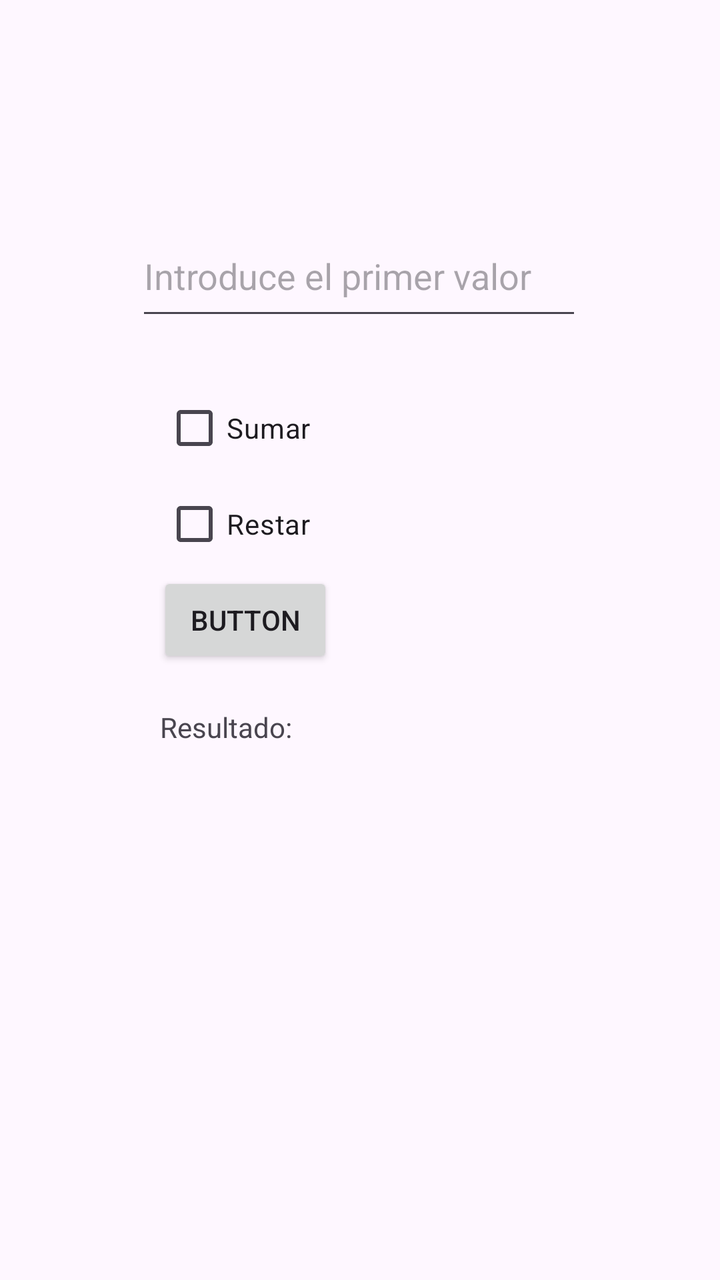
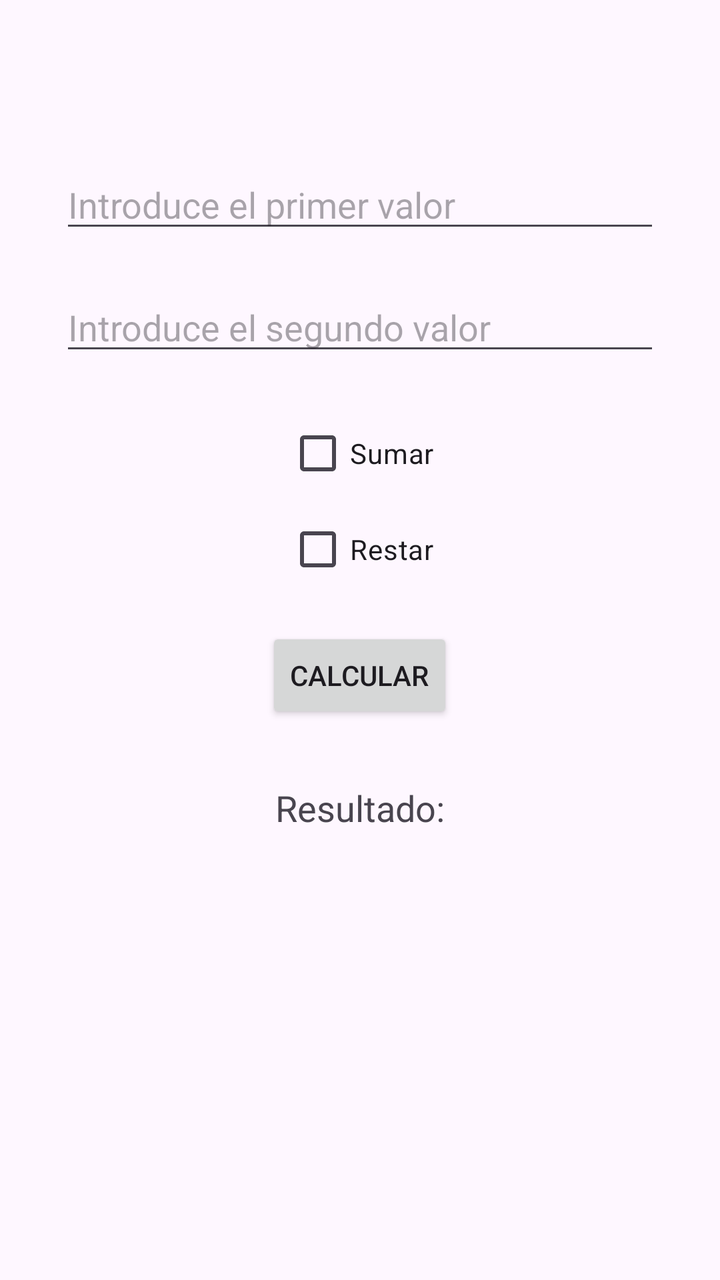

Screens rendered from an Android XML layout before and after an edit, with the pre-edit source and the edit as a unified diff.
<!-- AndroidManifest.xml: application theme Theme.Proyecto004 -->
<!-- res/layout/activity_main.xml -->
<?xml version="1.0" encoding="utf-8"?>
<androidx.constraintlayout.widget.ConstraintLayout xmlns:android="http://schemas.android.com/apk/res/android"
    xmlns:app="http://schemas.android.com/apk/res-auto"
    xmlns:tools="http://schemas.android.com/tools"
    android:id="@+id/main"
    android:layout_width="match_parent"
    android:layout_height="match_parent"
    tools:context=".MainActivity">

    <EditText
        android:id="@+id/et1"
        android:layout_width="223dp"
        android:layout_height="57dp"
        android:layout_marginTop="108dp"
        android:ems="10"
        android:hint="Introduce el primer valor"
        android:inputType="numberSigned"
        app:layout_constraintEnd_toEndOf="parent"
        app:layout_constraintHorizontal_bias="0.497"
        app:layout_constraintStart_toStartOf="parent"
        app:layout_constraintTop_toTopOf="parent" />

    <EditText
        android:id="@+id/et2"
        android:layout_width="225dp"
        android:layout_height="0dp"
        android:layout_marginTop="165dp"
        android:layout_marginBottom="222dp"
        android:ems="10"
        android:hint="Introduce el segundo valor"
        android:inputType="numberSigned"
        app:layout_constraintBottom_toTopOf="@+id/tv1"
        app:layout_constraintEnd_toEndOf="parent"
        app:layout_constraintStart_toStartOf="parent"
        app:layout_constraintTop_toTopOf="parent" />

    <CheckBox
        android:id="@+id/check1"
        android:layout_width="wrap_content"
        android:layout_height="wrap_content"
        android:text="Sumar"
        app:layout_constraintBottom_toTopOf="@+id/check2"
        app:layout_constraintEnd_toEndOf="parent"
        app:layout_constraintHorizontal_bias="0.284"
        app:layout_constraintStart_toStartOf="parent" />

    <CheckBox
        android:id="@+id/check2"
        android:layout_width="wrap_content"
        android:layout_height="wrap_content"
        android:text="Restar"
        app:layout_constraintBottom_toTopOf="@+id/button"
        app:layout_constraintEnd_toEndOf="parent"
        app:layout_constraintHorizontal_bias="0.284"
        app:layout_constraintStart_toStartOf="parent" />

    <Button
        android:id="@+id/button"
        android:layout_width="wrap_content"
        android:layout_height="wrap_content"
        android:layout_marginBottom="20dp"
        android:text="Button"
        app:layout_constraintBottom_toTopOf="@+id/tv1"
        app:layout_constraintEnd_toEndOf="parent"
        app:layout_constraintHorizontal_bias="0.289"
        app:layout_constraintStart_toStartOf="parent" />

    <TextView
        android:id="@+id/tv1"
        android:layout_width="wrap_content"
        android:layout_height="wrap_content"
        android:layout_marginBottom="267dp"
        android:text="Resultado: "
        app:layout_constraintBottom_toBottomOf="parent"
        app:layout_constraintEnd_toEndOf="parent"
        app:layout_constraintHorizontal_bias="0.275"
        app:layout_constraintStart_toStartOf="parent"
        app:layout_constraintTop_toBottomOf="@+id/et2" />
</androidx.constraintlayout.widget.ConstraintLayout>
<!-- resources referenced by this layout -->
<resources>
  <style name="Theme.Proyecto004" parent="Base.Theme.Proyecto004" />
  <style name="Base.Theme.Proyecto004" parent="Theme.Material3.DayNight.NoActionBar">
          
          
      </style>
</resources>

<!-- the commit's change to res/layout/activity_main.xml (unified diff, before → after) -->
@@ -1,79 +1,56 @@
 <?xml version="1.0" encoding="utf-8"?>
-<androidx.constraintlayout.widget.ConstraintLayout xmlns:android="http://schemas.android.com/apk/res/android"
-    xmlns:app="http://schemas.android.com/apk/res-auto"
+<LinearLayout
+    xmlns:android="http://schemas.android.com/apk/res/android"
     xmlns:tools="http://schemas.android.com/tools"
-    android:id="@+id/main"
     android:layout_width="match_parent"
     android:layout_height="match_parent"
+    android:orientation="vertical"
+    android:gravity="center_horizontal"
+    android:padding="30dp"
     tools:context=".MainActivity">
 
     <EditText
         android:id="@+id/et1"
-        android:layout_width="223dp"
-        android:layout_height="57dp"
-        android:layout_marginTop="108dp"
-        android:ems="10"
+        android:layout_width="match_parent"
+        android:layout_height="wrap_content"
+        android:layout_marginTop="50dp"
         android:hint="Introduce el primer valor"
-        android:inputType="numberSigned"
-        app:layout_constraintEnd_toEndOf="parent"
-        app:layout_constraintHorizontal_bias="0.497"
-        app:layout_constraintStart_toStartOf="parent"
-        app:layout_constraintTop_toTopOf="parent" />
+        android:inputType="numberSigned" />
 
     <EditText
         android:id="@+id/et2"
-        android:layout_width="225dp"
-        android:layout_height="0dp"
-        android:layout_marginTop="165dp"
-        android:layout_marginBottom="222dp"
-        android:ems="10"
+        android:layout_width="match_parent"
+        android:layout_height="wrap_content"
+        android:layout_marginTop="20dp"
         android:hint="Introduce el segundo valor"
-        android:inputType="numberSigned"
-        app:layout_constraintBottom_toTopOf="@+id/tv1"
-        app:layout_constraintEnd_toEndOf="parent"
-        app:layout_constraintStart_toStartOf="parent"
-        app:layout_constraintTop_toTopOf="parent" />
+        android:inputType="numberSigned" />
 
     <CheckBox
         android:id="@+id/check1"
         android:layout_width="wrap_content"
         android:layout_height="wrap_content"
-        android:text="Sumar"
-        app:layout_constraintBottom_toTopOf="@+id/check2"
-        app:layout_constraintEnd_toEndOf="parent"
-        app:layout_constraintHorizontal_bias="0.284"
-        app:layout_constraintStart_toStartOf="parent" />
+        android:layout_marginTop="20dp"
+        android:text="Sumar" />
 
     <CheckBox
         android:id="@+id/check2"
         android:layout_width="wrap_content"
         android:layout_height="wrap_content"
-        android:text="Restar"
-        app:layout_constraintBottom_toTopOf="@+id/button"
-        app:layout_constraintEnd_toEndOf="parent"
-        app:layout_constraintHorizontal_bias="0.284"
-        app:layout_constraintStart_toStartOf="parent" />
+        android:text="Restar" />
 
     <Button
         android:id="@+id/button"
         android:layout_width="wrap_content"
         android:layout_height="wrap_content"
-        android:layout_marginBottom="20dp"
-        android:text="Button"
-        app:layout_constraintBottom_toTopOf="@+id/tv1"
-        app:layout_constraintEnd_toEndOf="parent"
-        app:layout_constraintHorizontal_bias="0.289"
-        app:layout_constraintStart_toStartOf="parent" />
+        android:layout_marginTop="15dp"
+        android:text="Calcular" />
 
     <TextView
         android:id="@+id/tv1"
         android:layout_width="wrap_content"
         android:layout_height="wrap_content"
-        android:layout_marginBottom="267dp"
-        android:text="Resultado: "
-        app:layout_constraintBottom_toBottomOf="parent"
-        app:layout_constraintEnd_toEndOf="parent"
-        app:layout_constraintHorizontal_bias="0.275"
-        app:layout_constraintStart_toStartOf="parent"
-        app:layout_constraintTop_toBottomOf="@+id/et2" />
-</androidx.constraintlayout.widget.ConstraintLayout>
+        android:layout_marginTop="30dp"
+        android:text="Resultado:"
+        android:textSize="18sp" />
+
+</LinearLayout>
<!-- resource entries referenced after the edit -->
@@ -1,7 +1,7 @@
 <!-- resources referenced by this layout -->
 <resources>
   <style name="Theme.Proyecto004" parent="Base.Theme.Proyecto004" />
-  <style name="Base.Theme.Proyecto004" parent="Theme.Material3.DayNight.NoActionBar">
+  <style name="Base.Theme.Proyecto004" parent="Theme.Material3.Light.NoActionBar">
           
           
       </style>
